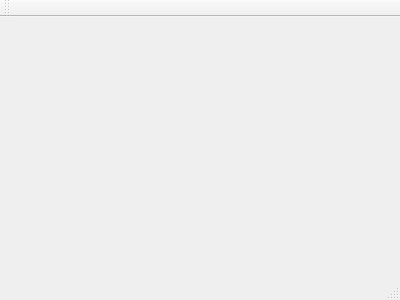
Before: the Qt Designer form qt/client/mainwindow.ui in wercool/sting, drawn with Qt 5.
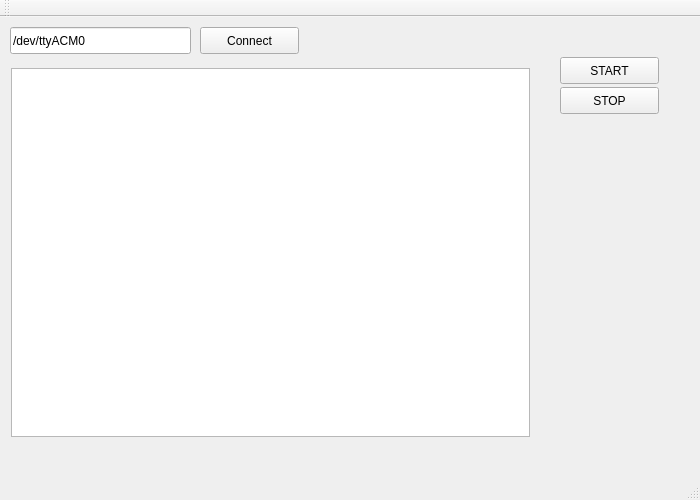
After: the same form once the commit is applied.

Patch:
```diff
--- a/qt/client/mainwindow.ui
+++ b/qt/client/mainwindow.ui
@@ -1,24 +1,107 @@
 <ui version="4.0">
  <class>MainWindow</class>
- <widget class="QMainWindow" name="MainWindow" >
-  <property name="geometry" >
+ <widget class="QMainWindow" name="MainWindow">
+  <property name="geometry">
    <rect>
     <x>0</x>
     <y>0</y>
-    <width>400</width>
-    <height>300</height>
+    <width>700</width>
+    <height>500</height>
    </rect>
   </property>
   <property name="windowTitle" >
    <string>MainWindow</string>
   </property>
-  <widget class="QMenuBar" name="menuBar" />
-  <widget class="QToolBar" name="mainToolBar" />
-  <widget class="QWidget" name="centralWidget" />
-  <widget class="QStatusBar" name="statusBar" />
+  <widget class="QWidget" name="centralWidget">
+   <widget class="QLineEdit" name="controlDeviceLineEdit">
+    <property name="geometry">
+     <rect>
+      <x>10</x>
+      <y>10</y>
+      <width>181</width>
+      <height>27</height>
+     </rect>
+    </property>
+    <property name="text">
+     <string>/dev/ttyACM0</string>
+    </property>
+   </widget>
+   <widget class="QPushButton" name="connectButton">
+    <property name="geometry">
+     <rect>
+      <x>200</x>
+      <y>10</y>
+      <width>99</width>
+      <height>27</height>
+     </rect>
+    </property>
+    <property name="text">
+     <string>Connect</string>
+    </property>
+   </widget>
+   <widget class="QWidget" name="widget" native="true">
+    <property name="geometry">
+     <rect>
+      <x>0</x>
+      <y>40</y>
+      <width>541</width>
+      <height>391</height>
+     </rect>
+    </property>
+    <layout class="QHBoxLayout" name="horizontalLayout">
+     <item>
+      <widget class="QGraphicsView" name="graphicsView"/>
+     </item>
+    </layout>
+   </widget>
+   <widget class="QPushButton" name="startButton">
+    <property name="geometry">
+     <rect>
+      <x>560</x>
+      <y>40</y>
+      <width>99</width>
+      <height>27</height>
+     </rect>
+    </property>
+    <property name="text">
+     <string>START</string>
+    </property>
+   </widget>
+   <widget class="QPushButton" name="stopButton">
+    <property name="geometry">
+     <rect>
+      <x>560</x>
+      <y>70</y>
+      <width>99</width>
+      <height>27</height>
+     </rect>
+    </property>
+    <property name="text">
+     <string>STOP</string>
+    </property>
+   </widget>
+  </widget>
+  <widget class="QMenuBar" name="menuBar">
+   <property name="geometry">
+    <rect>
+     <x>0</x>
+     <y>0</y>
+     <width>700</width>
+     <height>25</height>
+    </rect>
+   </property>
+  </widget>
+  <widget class="QToolBar" name="mainToolBar">
+   <attribute name="toolBarArea">
+    <enum>TopToolBarArea</enum>
+   </attribute>
+   <attribute name="toolBarBreak">
+    <bool>false</bool>
+   </attribute>
+  </widget>
+  <widget class="QStatusBar" name="statusBar"/>
  </widget>
- <layoutDefault spacing="6" margin="11" />
- <pixmapfunction></pixmapfunction>
+ <layoutdefault spacing="6" margin="11"/>
  <resources/>
  <connections/>
 </ui>
```
Left out of the diff: 3 changed lines with no effect on the pictures.
